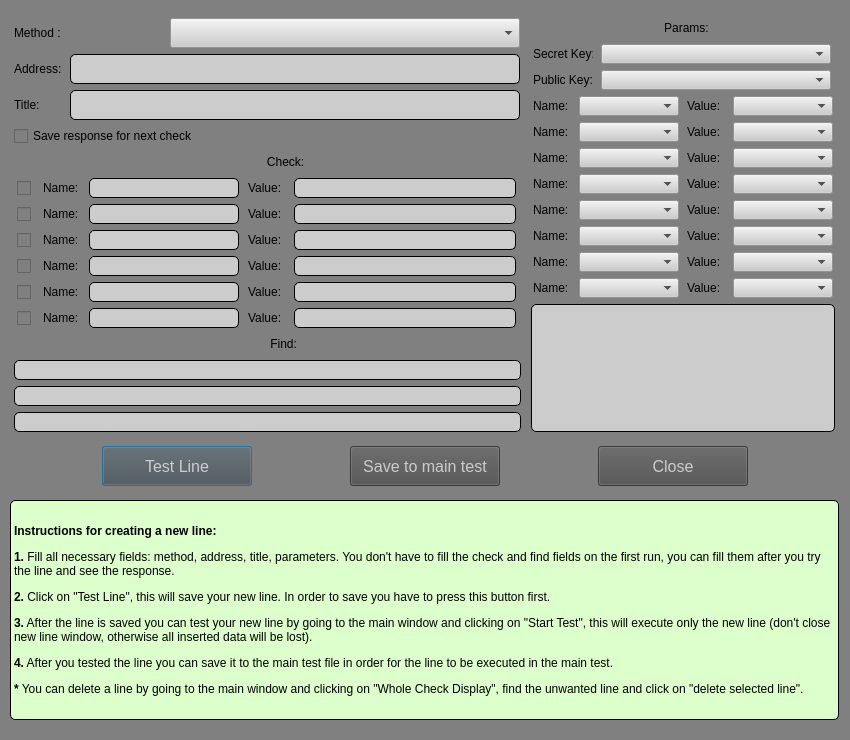
First picture: the form in new_line_design.ui, repository yvgenyk/API-Test2, before the edit.
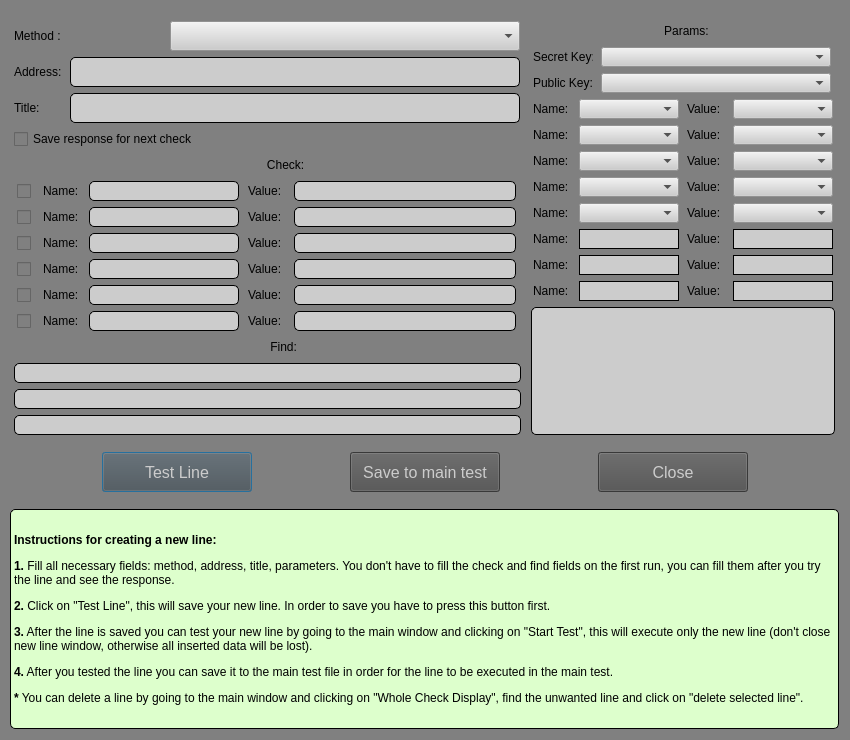
Second picture: the form after the edit. Icons and pictures are not drawn.

Diff of the .ui file:
```diff
--- a/new_line_design.ui
+++ b/new_line_design.ui
@@ -38,7 +38,7 @@
      <x>10</x>
      <y>10</y>
      <width>831</width>
-     <height>721</height>
+     <height>730</height>
     </rect>
    </property>
    <layout class="QVBoxLayout" name="verticalLayout_5">
@@ -1551,7 +1551,7 @@
              </widget>
             </item>
             <item>
-             <widget class="QComboBox" name="p_six_name">
+             <widget class="QLineEdit" name="p_six_name">
               <property name="minimumSize">
                <size>
                 <width>100</width>
@@ -1565,7 +1565,11 @@
                </size>
               </property>
               <property name="styleSheet">
-               <string notr="true">background:rgb(204,204,204);</string>
+               <string notr="true">background:rgb(204,204,204);
+border: 1px solid black;</string>
+              </property>
+              <property name="text">
+               <string/>
               </property>
              </widget>
             </item>
@@ -1593,7 +1597,7 @@
              </widget>
             </item>
             <item>
-             <widget class="QComboBox" name="p_six_value">
+             <widget class="QLineEdit" name="p_six_value">
               <property name="minimumSize">
                <size>
                 <width>100</width>
@@ -1607,7 +1611,11 @@
                </size>
               </property>
               <property name="styleSheet">
-               <string notr="true">background:rgb(204,204,204);</string>
+               <string notr="true">background:rgb(204,204,204);
+border: 1px solid black;</string>
+              </property>
+              <property name="text">
+               <string/>
               </property>
              </widget>
             </item>
@@ -1639,7 +1647,7 @@
              </widget>
             </item>
             <item>
-             <widget class="QComboBox" name="p_seven_name">
+             <widget class="QLineEdit" name="p_seven_name">
               <property name="minimumSize">
                <size>
                 <width>100</width>
@@ -1653,7 +1661,11 @@
                </size>
               </property>
               <property name="styleSheet">
-               <string notr="true">background:rgb(204,204,204);</string>
+               <string notr="true">background:rgb(204,204,204);
+border: 1px solid black;</string>
+              </property>
+              <property name="text">
+               <string/>
               </property>
              </widget>
             </item>
@@ -1681,7 +1693,7 @@
              </widget>
             </item>
             <item>
-             <widget class="QComboBox" name="p_seven_value">
+             <widget class="QLineEdit" name="p_seven_value">
               <property name="minimumSize">
                <size>
                 <width>100</width>
@@ -1695,7 +1707,11 @@
                </size>
               </property>
               <property name="styleSheet">
-               <string notr="true">background:rgb(204,204,204);</string>
+               <string notr="true">background:rgb(204,204,204);
+border: 1px solid black;</string>
+              </property>
+              <property name="text">
+               <string/>
               </property>
              </widget>
             </item>
@@ -1727,7 +1743,7 @@
              </widget>
             </item>
             <item>
-             <widget class="QComboBox" name="p_eight_name">
+             <widget class="QLineEdit" name="p_eight_name">
               <property name="minimumSize">
                <size>
                 <width>100</width>
@@ -1741,7 +1757,11 @@
                </size>
               </property>
               <property name="styleSheet">
-               <string notr="true">background:rgb(204,204,204);</string>
+               <string notr="true">background:rgb(204,204,204);
+border: 1px solid black;</string>
+              </property>
+              <property name="text">
+               <string/>
               </property>
              </widget>
             </item>
@@ -1769,7 +1789,7 @@
              </widget>
             </item>
             <item>
-             <widget class="QComboBox" name="p_eight_value">
+             <widget class="QLineEdit" name="p_eight_value">
               <property name="minimumSize">
                <size>
                 <width>100</width>
@@ -1783,7 +1803,11 @@
                </size>
               </property>
               <property name="styleSheet">
-               <string notr="true">background:rgb(204,204,204);</string>
+               <string notr="true">background:rgb(204,204,204);
+border: 1px solid black;</string>
+              </property>
+              <property name="text">
+               <string/>
               </property>
              </widget>
             </item>
```
